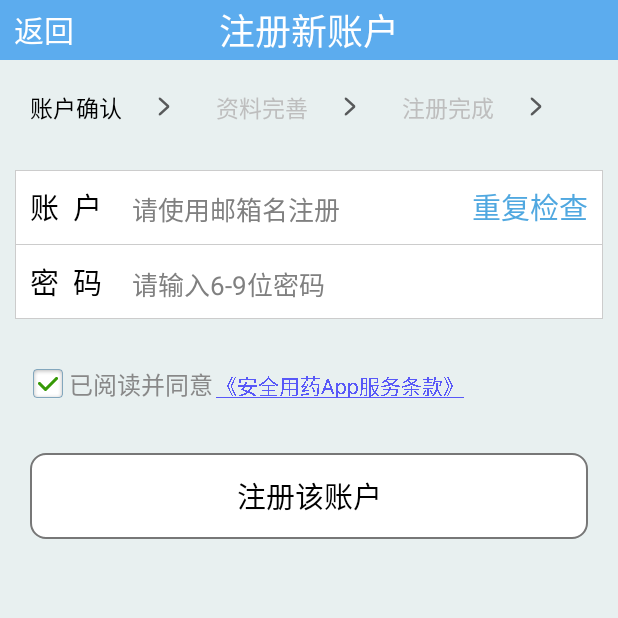
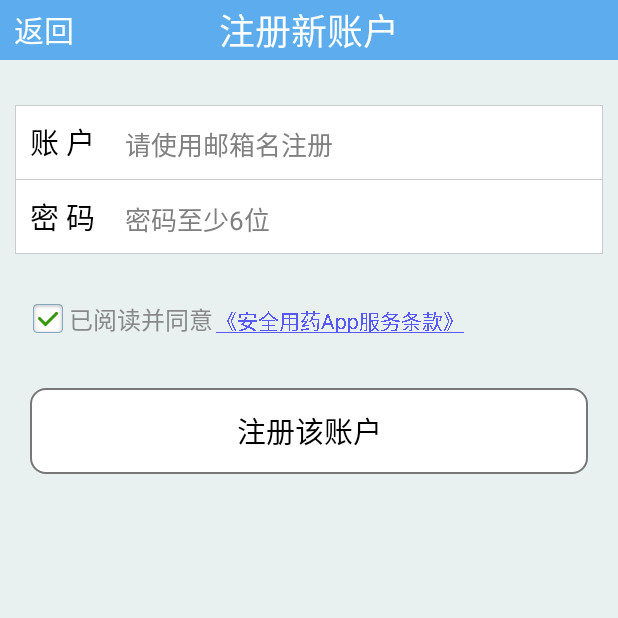
Before and after one commit to NarutoSong/QRCodeMedicine, an Android app: the Activity_Register screen opened directly, with no data from a screen before it, on a phone screen of 412 x 824 dp, the top half of it. Run offline under Robolectric (Android 15) with nearby library versions, the phone set to English and light mode, and no system bars; 2 statements that could not run were skipped.

Commit message:
2015/05/26 随手又改了点东西。。。。

```diff
--- a/app/src/main/res/drawable/login_button_select.xml
+++ b/app/src/main/res/drawable/login_button_select.xml
@@ -7,7 +7,7 @@
         </shape>
     </item>
 
-    <item android:state_focused="true" android:state_pressed="true">
+    <item android:state_pressed="true">
         <shape>
             <gradient android:angle="270" android:endColor="@color/color_login_bt_start" android:startColor="@color/color_login_bt_end" />
             <corners android:radius="4dip" />
--- a/app/src/main/res/drawable/login_reg_button.xml
+++ b/app/src/main/res/drawable/login_reg_button.xml
@@ -8,7 +8,7 @@
         </shape>
     </item>
 
-    <item android:state_focused="true" android:state_pressed="true">
+    <item android:state_pressed="true">
         <shape>
             <gradient android:angle="270" android:endColor="@color/color_login_bt_start" android:startColor="@color/color_login_bt_end" />
             <corners android:radius="4dip" />
--- a/app/src/main/res/drawable/register_button_select.xml
+++ b/app/src/main/res/drawable/register_button_select.xml
@@ -1,7 +1,7 @@
 <?xml version="1.0" encoding="utf-8"?>
 <selector xmlns:android="http://schemas.android.com/apk/res/android">
 
-    <item android:state_pressed="true" android:state_focused="true">
+    <item android:state_pressed="true">
         <shape>
             <solid android:color="@color/color_gray" />
 
@@ -12,7 +12,7 @@
             <padding android:bottom="5dp" android:top="5dp" />
         </shape>
     </item>
-    <item android:state_focused="false" android:state_pressed="false">
+    <item  android:state_pressed="false">
         <shape xmlns:android="http://schemas.android.com/apk/res/android">
             <solid android:color="@color/color_white" />
 
--- a/app/src/main/res/layout/activity_register.xml
+++ b/app/src/main/res/layout/activity_register.xml
@@ -7,84 +7,11 @@
 
     <include layout="@layout/title_bar" />
 
-    <FrameLayout
-        android:id="@+id/register_framelayout"
-        android:layout_width="fill_parent"
-        android:layout_height="wrap_content"
-        android:layout_weight="1.0">
-
     <LinearLayout
         android:id="@+id/linearLayout01"
         android:layout_width="fill_parent"
         android:layout_height="fill_parent"
         android:orientation="vertical">
-
-            <LinearLayout
-                android:layout_width="fill_parent"
-                android:layout_height="wrap_content"
-                android:layout_marginLeft="20dp"
-                android:layout_marginRight="20dp"
-                android:layout_marginTop="20dp"
-                android:orientation="horizontal">
-
-                <LinearLayout
-                    android:layout_width="wrap_content"
-                    android:layout_height="wrap_content"
-                    android:layout_weight="1.0">
-
-                    <TextView
-                        android:layout_width="wrap_content"
-                        android:layout_height="wrap_content"
-                        android:text="@string/registerstep1"
-                        android:textColor="@color/color_black"
-                        android:textSize="15sp" />
-
-                    <ImageView
-                        android:layout_width="wrap_content"
-                        android:layout_height="wrap_content"
-                        android:layout_gravity="center"
-                        android:paddingLeft="20dp"
-                        android:src="@drawable/register_arrow" />
-                </LinearLayout>
-
-                <LinearLayout
-                    android:layout_width="wrap_content"
-                    android:layout_height="wrap_content"
-                    android:layout_weight="1.0">
-
-                    <TextView
-                        android:layout_width="wrap_content"
-                        android:layout_height="wrap_content"
-                        android:text="@string/registerstep2"
-                        android:textSize="15sp" />
-
-                    <ImageView
-                        android:layout_width="wrap_content"
-                        android:layout_height="wrap_content"
-                        android:layout_gravity="center"
-                        android:paddingLeft="20dp"
-                        android:src="@drawable/register_arrow" />
-                </LinearLayout>
-
-                <LinearLayout
-                    android:layout_width="wrap_content"
-                    android:layout_height="wrap_content"
-                    android:layout_weight="1.0">
-
-                    <TextView
-                        android:layout_width="wrap_content"
-                        android:layout_height="wrap_content"
-                        android:text="@string/registerstep3"
-                        android:textSize="15sp" />
-
-                    <ImageView
-                        android:layout_width="wrap_content"
-                        android:layout_height="wrap_content"
-                        android:layout_gravity="center"
-                        android:paddingLeft="20dp"
-                        android:src="@drawable/register_arrow" />
-                </LinearLayout>
-            </LinearLayout>
 
 
         <LinearLayout
@@ -106,7 +33,7 @@
                 <TextView
                     android:layout_width="wrap_content"
                     android:layout_height="wrap_content"
-                        android:text="账  户"
+                    android:text="@string/register_acount"
                     android:textColor="#000000"
                     android:textSize="19sp" />
 
@@ -114,13 +41,13 @@
                     android:id="@+id/et_username"
                     android:layout_width="wrap_content"
                     android:layout_height="wrap_content"
+                    android:layout_marginLeft="20dp"
                     android:layout_weight="1"
-                        android:layout_marginLeft="20dp"
                     android:background="@null"
+                    android:hint="@string/register_acount_hint"
                     android:inputType="textEmailAddress"
-                        android:hint="请使用邮箱名注册"
                     android:textSize="17sp" />
-
+                <!--
                                 <TextView
                                     android:id="@+id/tv_region_modify"
                                     android:layout_width="wrap_content"
@@ -130,6 +57,7 @@
                                     android:text="重复检查"
                                     android:textColor="#50a8e0"
                                     android:textSize="19sp" />
+                                    -->
             </LinearLayout>
 
             <View
@@ -145,7 +73,7 @@
                 <TextView
                     android:layout_width="wrap_content"
                     android:layout_height="wrap_content"
-                        android:text="密  码"
+                    android:text="@string/register_pwd"
                     android:textColor="#000000"
                     android:textSize="19sp" />
 
@@ -155,7 +83,7 @@
                     android:layout_height="wrap_content"
                     android:layout_marginLeft="20dp"
                     android:background="@null"
-                        android:hint="请输入6-9位密码"
+                    android:hint="@string/register_pwd_hint"
                     android:textSize="17sp" />
             </LinearLayout>
         </LinearLayout>
@@ -177,7 +105,7 @@
                 android:drawableLeft="@drawable/checkbox_bg"
                 android:drawablePadding="4dp"
                 android:padding="2dp"
-                    android:text="已阅读并同意"
+                android:text="@string/register_checkbox"
                 android:textColor="#888888" />
 
             <TextView
@@ -185,7 +113,7 @@
                 android:layout_width="wrap_content"
                 android:layout_height="wrap_content"
                 android:clickable="true"
-                    android:text="《安全用药App服务条款》"
+                android:text="@string/register_tv"
                 android:textColor="#5858f8" />
         </LinearLayout>
 
@@ -199,9 +127,9 @@
             android:background="@drawable/register_button_select"
             android:paddingBottom="14dp"
             android:paddingTop="14dp"
-                android:text="注册该账户"
+            android:text="@string/register_bt_text"
             android:textSize="19sp" />
     </LinearLayout>
-    </FrameLayout>
+
 
 </LinearLayout>
--- a/app/src/main/res/values/strings.xml
+++ b/app/src/main/res/values/strings.xml
@@ -15,9 +15,12 @@
 	<string name="remenpassword">记住密码</string>
 	<string name="register">注册新账号</string>
 	<string name="login_title">安 全 用 药 助 手</string>
-	<string name="registerstep1">账户确认</string>
-	<string name="registerstep2">资料完善</string>
-	<string name="registerstep3">注册完成</string>
-
+	<string name="register_acount">账 户</string>
+	<string name="register_acount_hint">请使用邮箱名注册</string>
+	<string name="register_pwd">密 码</string>
+	<string name="register_pwd_hint">密码至少6位</string>
+	<string name="register_checkbox">已阅读并同意</string>
+	<string name="register_tv">《安全用药App服务条款》</string>
+	<string name="register_bt_text">注册该账户</string>
 
 </resources>
```
Lines whose indentation alone changed are shown as unchanged.
